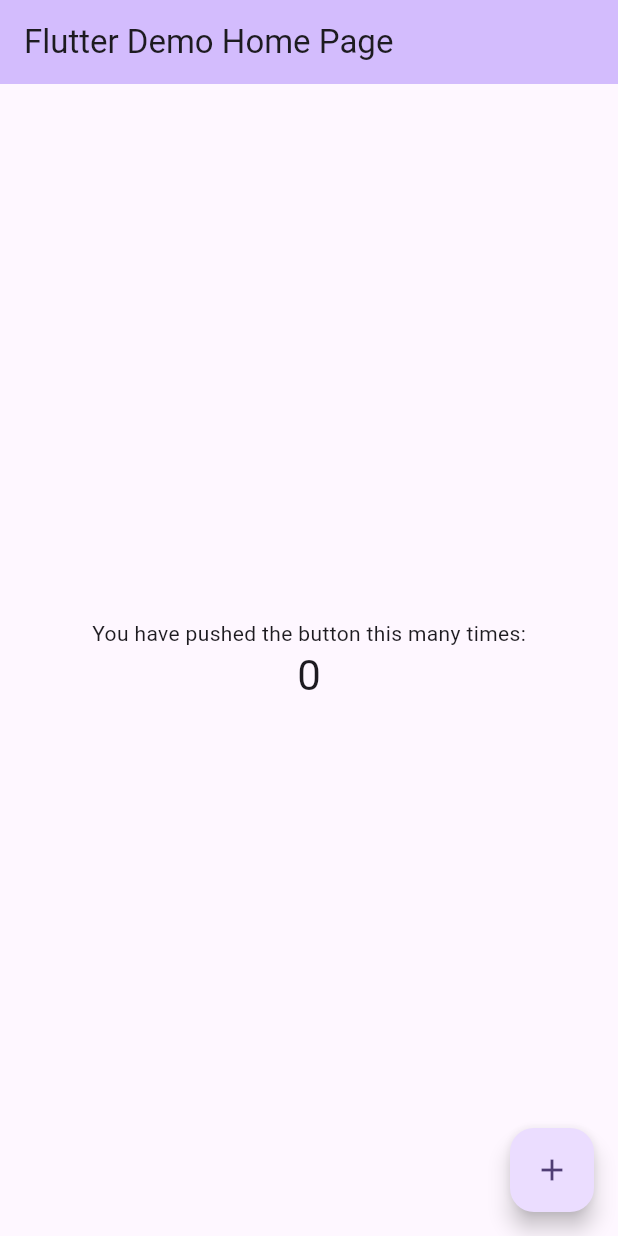
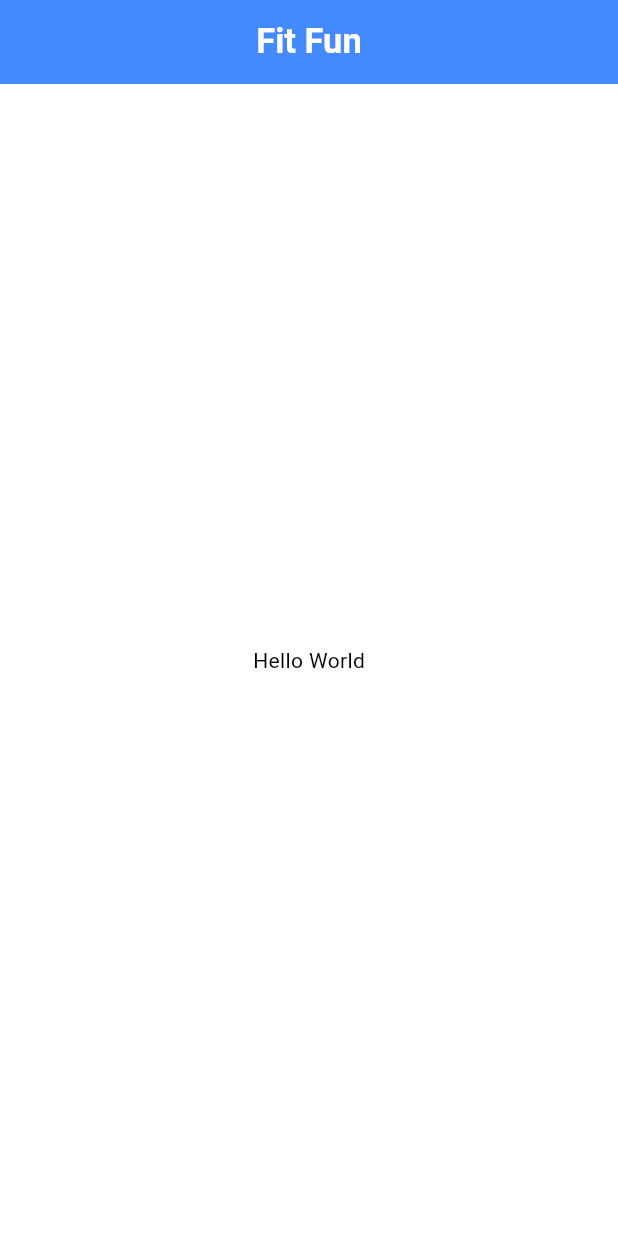
Before and after one commit to gdsc-ums/Hahu_hoheng_FitFun, a Flutter app: the screen it shows after launch, on a phone screen of 412 x 824 dp. Run offline on Flutter 3.47's test engine with Material 3 defaults, Android fonts, the phone set to English and light mode, and no system bars; our stand-ins replace get.

Commit message:
create a folder structure

```diff
--- /dev/null
+++ b/lib/bindings/home_binding.dart
@@ -0,0 +1,10 @@
+import 'package:get/get.dart';
+
+import '../controllers/home_controller.dart';
+
+class HomeBinding implements Bindings {
+  @override
+  void dependencies() {
+    Get.lazyPut<HomeController>(() => HomeController());
+  }
+}
--- /dev/null
+++ b/lib/controllers/home_controller.dart
@@ -0,0 +1,3 @@
+import 'package:get/get.dart';
+
+class HomeController extends GetxController {}
--- a/lib/main.dart
+++ b/lib/main.dart
@@ -1,4 +1,11 @@
 import 'package:flutter/material.dart';
+import 'package:get/get.dart';
+import 'package:hahu_hoheng_fitfun/bindings/home_binding.dart';
+import 'package:hahu_hoheng_fitfun/routes/route_name.dart';
+import 'package:hahu_hoheng_fitfun/themes/app_theme.dart';
+import 'package:hahu_hoheng_fitfun/views/home.dart';
+
+import 'routes/route.dart';
 
 void main() {
   runApp(const MyApp());
@@ -7,64 +14,14 @@ void main() {
 class MyApp extends StatelessWidget {
   const MyApp({super.key});
 
-  // This widget is the root of your application.
   @override
   Widget build(BuildContext context) {
-    return MaterialApp(
+    return GetMaterialApp(
+      debugShowCheckedModeBanner: false,
       title: 'FitFun',
-      theme: ThemeData(
-        colorScheme: ColorScheme.fromSeed(seedColor: Colors.deepPurple),
-        useMaterial3: true,
-      ),
-      home: const MyHomePage(title: 'Flutter Demo Home Page'),
+      theme: AppTheme.lightTheme,
+      getPages: AppPage.pages,
+      home: const HomeView(),
     );
   }
 }
-
-class MyHomePage extends StatefulWidget {
-  const MyHomePage({super.key, required this.title});
-
-  final String title;
-
-  @override
-  State<MyHomePage> createState() => _MyHomePageState();
-}
-
-class _MyHomePageState extends State<MyHomePage> {
-  int _counter = 0;
-
-  void _incrementCounter() {
-    setState(() {
-      _counter++;
-    });
-  }
-
-  @override
-  Widget build(BuildContext context) {
-    return Scaffold(
-      appBar: AppBar(
-        backgroundColor: Theme.of(context).colorScheme.inversePrimary,
-        title: Text(widget.title),
-      ),
-      body: Center(
-        child: Column(
-          mainAxisAlignment: MainAxisAlignment.center,
-          children: <Widget>[
-            const Text(
-              'You have pushed the button this many times:',
-            ),
-            Text(
-              '$_counter',
-              style: Theme.of(context).textTheme.headlineMedium,
-            ),
-          ],
-        ),
-      ),
-      floatingActionButton: FloatingActionButton(
-        onPressed: _incrementCounter,
-        tooltip: 'Increment',
-        child: const Icon(Icons.add),
-      ),
-    );
-  }
-}
--- /dev/null
+++ b/lib/routes/route.dart
@@ -0,0 +1,14 @@
+import 'package:get/get.dart';
+import 'package:hahu_hoheng_fitfun/bindings/home_binding.dart';
+
+import '../views/home.dart';
+import 'route_name.dart';
+
+class AppPage {
+  static final pages = [
+    GetPage(
+        name: RouteName.home,
+        page: () => const HomeView(),
+        binding: HomeBinding()),
+  ];
+}
--- /dev/null
+++ b/lib/routes/route_name.dart
@@ -0,0 +1,5 @@
+// ignore_for_file: constant_identifier_names
+
+abstract class RouteName {
+   static const home = "/home";
+}
--- /dev/null
+++ b/lib/themes/app_color.dart
@@ -0,0 +1,4 @@
+import 'package:flutter/material.dart';
+
+const Color primaryColor = Colors.black;
+const Color secondaryColor = Colors.white;
--- /dev/null
+++ b/lib/themes/app_theme.dart
@@ -0,0 +1,14 @@
+import 'package:flutter/material.dart';
+
+import 'app_color.dart';
+import 'app_font.dart';
+
+class AppTheme {
+  static ThemeData get lightTheme => ThemeData.light().copyWith(
+        scaffoldBackgroundColor: Colors.white,
+        primaryColor: primaryColor,
+        textTheme: TextTheme(
+            headlineLarge: text18, bodyLarge: text18, bodyMedium: text14),
+        iconTheme: const IconThemeData(color: Colors.black, size: 28),
+      );
+}
--- /dev/null
+++ b/lib/views/home.dart
@@ -0,0 +1,23 @@
+import 'package:flutter/material.dart';
+import 'package:hahu_hoheng_fitfun/themes/app_font.dart';
+
+class HomeView extends StatelessWidget {
+  const HomeView({super.key});
+
+  @override
+  Widget build(BuildContext context) {
+    return Scaffold(
+      appBar: AppBar(
+        title: Text(
+          "Fit Fun",
+          style: text23.copyWith(color: Colors.white),
+        ),
+        backgroundColor: Colors.blueAccent,
+        centerTitle: true,
+      ),
+      body: const Center(
+        child: Text("Hello World"),
+      ),
+    );
+  }
+}
--- a/pubspec.yaml
+++ b/pubspec.yaml
@@ -35,6 +35,7 @@ dependencies:
   # The following adds the Cupertino Icons font to your application.
   # Use with the CupertinoIcons class for iOS style icons.
   cupertino_icons: ^1.0.2
+  get: ^4.6.6
 
 dev_dependencies:
   flutter_test:
```
Also changed, not shown: lib/themes/app_font.dart (added, +38 -0 lines), lib/utils/.dart (added), lib/widgets/global/.dart (added), lib/widgets/home/.dart (added), pubspec.lock.
